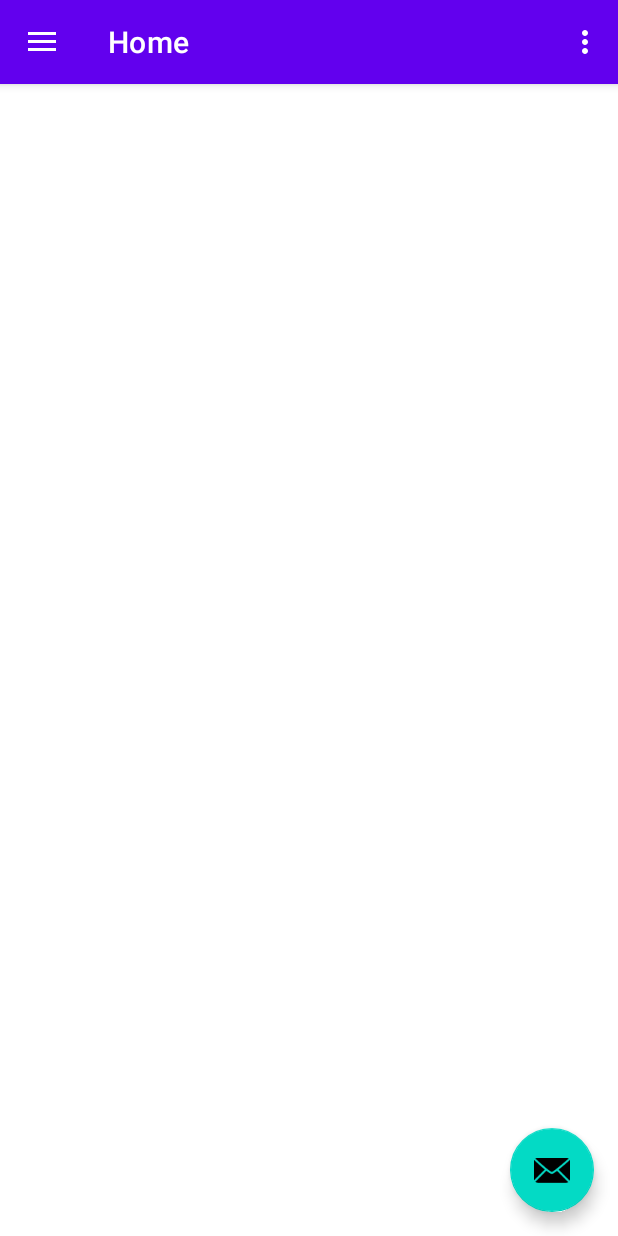
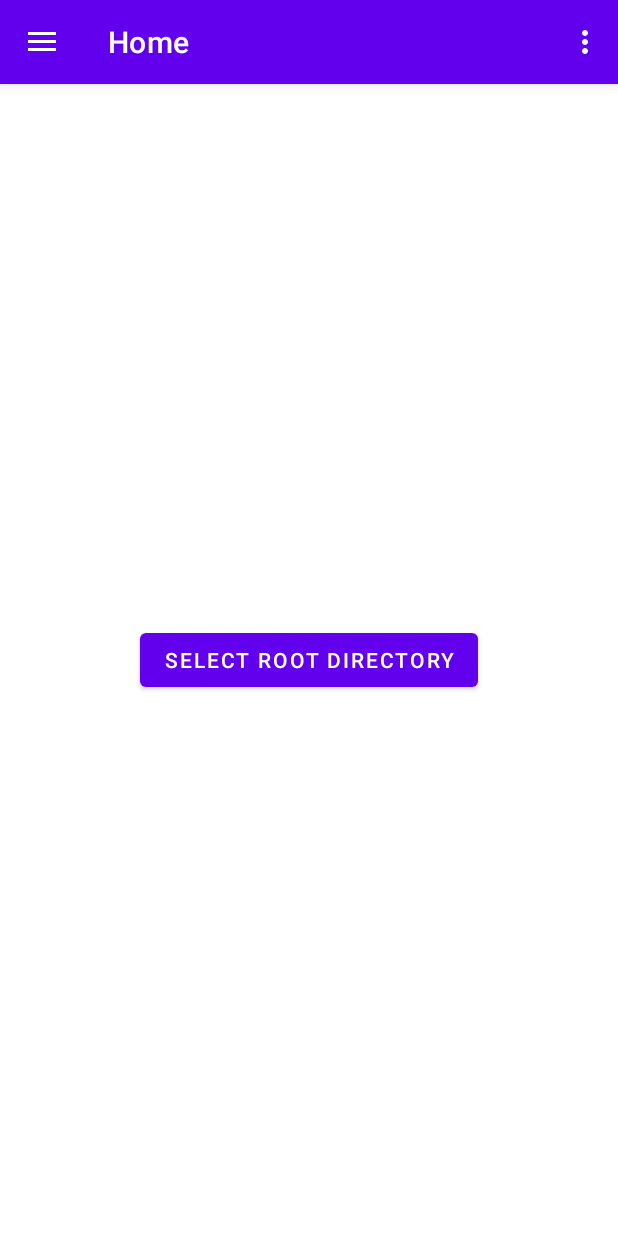
Before and after one commit to lastou/Tools-Container-for-Android, an Android app: the screen it shows after launch (MainActivity), on a phone screen of 412 x 824 dp. Run offline under Robolectric (Android 15) with nearby library versions, the phone set to English and light mode, and no system bars; our stand-ins replace navigation-ui; 1 statement that could not run was skipped.

Commit message:
implement basic functions

```diff
--- a/app/build.gradle.kts
+++ b/app/build.gradle.kts
@@ -48,6 +48,7 @@ dependencies {
     implementation(libs.androidx.lifecycle.viewmodel.ktx)
     implementation(libs.androidx.navigation.fragment.ktx)
     implementation(libs.androidx.navigation.ui.ktx)
+    implementation(libs.androidx.cardview)
     testImplementation(libs.junit)
     androidTestImplementation(libs.androidx.junit)
     androidTestImplementation(libs.androidx.espresso.core)
--- a/app/src/main/java/com/diana/tools/MainActivity.kt
+++ b/app/src/main/java/com/diana/tools/MainActivity.kt
@@ -11,6 +11,7 @@ import androidx.appcompat.app.AppCompatActivity
 import androidx.core.content.edit
 import androidx.core.net.toUri
 import androidx.drawerlayout.widget.DrawerLayout
+import androidx.lifecycle.ViewModelProvider
 import androidx.navigation.NavArgument
 import androidx.navigation.NavType
 import androidx.navigation.findNavController
@@ -21,8 +22,8 @@ import androidx.navigation.ui.setupActionBarWithNavController
 import androidx.navigation.ui.setupWithNavController
 import com.diana.tools.databinding.ActivityMainBinding
 import com.diana.tools.ui.WebpageViewerFragment
+import com.diana.tools.ui.home.HomeViewModel
 import com.google.android.material.navigation.NavigationView
-import com.google.android.material.snackbar.Snackbar
 
 class MainActivity : AppCompatActivity() {
 
@@ -30,6 +31,8 @@ class MainActivity : AppCompatActivity() {
     private lateinit var binding: ActivityMainBinding
     private var rootDirUri: Uri? = null
     private val toolDirList = mutableListOf<String>()
+    private val idList = mutableListOf<Int>()
+
 
     private val pickRootDirectoryLauncher = registerForActivityResult<Uri?, Uri?>(
         ActivityResultContracts.OpenDocumentTree() // 系统提供的“选择目录”契约
@@ -64,14 +67,13 @@ class MainActivity : AppCompatActivity() {
 
         setSupportActionBar(binding.appBarMain.toolbar)
 
-        binding.appBarMain.fab.setOnClickListener { view ->
-            Snackbar.make(view, "Replace with your own action", Snackbar.LENGTH_LONG)
-                .setAction("Action", null)
-                .setAnchorView(R.id.fab).show()
-        }
+
 
         scanDirs()
         updateTools()
+
+        val homeViewModel = ViewModelProvider(this).get(HomeViewModel::class.java)
+        homeViewModel.setData(toolDirList, idList)
     }
 
     override fun onCreateOptionsMenu(menu: Menu): Boolean {
@@ -145,15 +147,14 @@ class MainActivity : AppCompatActivity() {
         val navController = findNavController(R.id.nav_host_fragment_content_main)
         val navGraph = navController.graph
 
-        val menuIdList = mutableListOf<Int>()
         repeat(toolDirList.size) {
-            menuIdList.add(View.generateViewId())
+            idList.add(View.generateViewId())
         }
 
         toolDirList.forEachIndexed { index, dirName ->
             navView.menu.add(
                 R.id.menu_tool,
-                menuIdList[index],
+                idList[index],
                 Menu.NONE,
                 dirName
             ).apply {
@@ -164,20 +165,13 @@ class MainActivity : AppCompatActivity() {
                 navController.navigatorProvider
             ).apply {
                 setClassName(WebpageViewerFragment::class.java.name)
-                id = menuIdList[index]
+                id = idList[index]
                 label = dirName
 
                 val webUrl = DocumentsContract.buildDocumentUriUsingTree(
                     rootDirUri,
                     DocumentsContract.getTreeDocumentId(rootDirUri) + "/$dirName/index.html"
                 ).toString()
-
-//                addArgument(
-//                    "web_url", NavArgument.Builder()
-//                        .setDefaultValue(webUrl)
-//                        .setType(NavType.StringType)
-//                        .build()
-//                )
 
                 addArgument(
                     "root_uri", NavArgument.Builder()
@@ -197,7 +191,7 @@ class MainActivity : AppCompatActivity() {
 
 
         appBarConfiguration = AppBarConfiguration(
-            setOf(R.id.nav_home, R.id.nav_gallery, R.id.nav_slideshow) + menuIdList.toSet(),
+            setOf(R.id.nav_home, R.id.nav_gallery, R.id.nav_slideshow) + idList.toSet(),
             drawerLayout
         )
         setupActionBarWithNavController(navController, appBarConfiguration)
--- a/app/src/main/java/com/diana/tools/ui/home/HomeFragment.kt
+++ b/app/src/main/java/com/diana/tools/ui/home/HomeFragment.kt
@@ -1,13 +1,17 @@
 package com.diana.tools.ui.home
 
-import android.content.Context.MODE_PRIVATE
 import android.os.Bundle
 import android.view.LayoutInflater
 import android.view.View
 import android.view.ViewGroup
+import android.widget.Button
 import android.widget.TextView
 import androidx.fragment.app.Fragment
+import androidx.lifecycle.Observer
 import androidx.lifecycle.ViewModelProvider
+import androidx.recyclerview.widget.LinearLayoutManager
+import androidx.recyclerview.widget.RecyclerView
+import com.diana.tools.R
 import com.diana.tools.databinding.FragmentHomeBinding
 
 class HomeFragment : Fragment() {
@@ -24,19 +28,28 @@ class HomeFragment : Fragment() {
         savedInstanceState: Bundle?
     ): View {
         val homeViewModel =
-            ViewModelProvider(this).get(HomeViewModel::class.java)
+            ViewModelProvider(requireActivity()).get(HomeViewModel::class.java)
 
         _binding = FragmentHomeBinding.inflate(inflater, container, false)
         val root: View = binding.root
 
-        val textView: TextView = binding.textHome
-        homeViewModel.text.observe(viewLifecycleOwner) {
-            textView.text = it
+        val selectRootDirButton: Button = binding.selectRootDirButton
+        selectRootDirButton.setOnClickListener {
+
         }
 
-        val rootDir = requireContext().getSharedPreferences("app_prefs", MODE_PRIVATE)
-            .getString("root_dir", null)
-        homeViewModel.updateData(rootDir)
+        val recyclerView = binding.recyclerView
+        recyclerView.layoutManager = LinearLayoutManager(context)
+        val toolListAdapter = ToolListAdapter(mutableListOf())
+        recyclerView.adapter = toolListAdapter
+
+        // --- 关键：观察 LiveData 的变化 ---
+        homeViewModel.toolDirList.observe(viewLifecycleOwner, Observer { newData ->
+            newData?.let {
+                toolListAdapter.updateData(it) // 假设 Adapter 有 updateData 方法
+            }
+        })
+
 
         return root
     }
@@ -46,3 +59,39 @@ class HomeFragment : Fragment() {
         _binding = null
     }
 }
+
+
+// 你的 Adapter 需要一个更新数据的方法
+class ToolListAdapter(private val itemList: MutableList<String>) :
+    RecyclerView.Adapter<ToolListAdapter.ViewHolder>() {
+    class ViewHolder(itemView: View) : RecyclerView.ViewHolder(itemView) {
+        val textView: TextView = itemView.findViewById(R.id.text_view_item)
+    }
+
+    override fun onCreateViewHolder(parent: ViewGroup, viewType: Int): ViewHolder {
+        // 加载 item 布局
+        val view = LayoutInflater.from(parent.context)
+            .inflate(R.layout.home_recycler_item, parent, false)
+        // 返回一个新的 ViewHolder
+        return ViewHolder(view)
+    }
+
+    override fun onBindViewHolder(holder: ViewHolder, position: Int) {
+        // 获取当前位置的数据
+        val currentText = itemList[position]
+        // 将数据设置到 ViewHolder 的控件上
+        holder.textView.text = currentText
+    }
+
+    override fun getItemCount() = itemList.size
+
+    fun updateData(newItems: List<String>) {
+        // 清空旧数据
+        itemList.clear()
+        // 添加新数据
+        itemList.addAll(newItems)
+        // 通知 RecyclerView 数据集已改变，需要刷新整个列表
+        notifyDataSetChanged()
+    }
+
+}
--- a/app/src/main/java/com/diana/tools/ui/home/HomeViewModel.kt
+++ b/app/src/main/java/com/diana/tools/ui/home/HomeViewModel.kt
@@ -1,17 +1,17 @@
 package com.diana.tools.ui.home
 
-import androidx.lifecycle.LiveData
 import androidx.lifecycle.MutableLiveData
 import androidx.lifecycle.ViewModel
 
 class HomeViewModel : ViewModel() {
+    private val _toolDirList = MutableLiveData<List<String>>()
+    private val _idList = MutableLiveData<List<Int>>()
 
-    private val _text = MutableLiveData<String>().apply {
-        value = "This is home Fragment"
-    }
-    val text: LiveData<String> = _text
+    val toolDirList: MutableLiveData<List<String>> = _toolDirList
+    val idList: MutableLiveData<List<Int>> = _idList
 
-    fun updateData(newValue: String?) {
-        _text.value = newValue
+    fun setData(toolDirList: List<String>, idList: List<Int>) {
+        _toolDirList.value = toolDirList
+        _idList.value = idList
     }
 }
--- a/app/src/main/res/layout/app_bar_main.xml
+++ b/app/src/main/res/layout/app_bar_main.xml
@@ -22,13 +22,5 @@
 
     <include layout="@layout/content_main" />
 
-    <com.google.android.material.floatingactionbutton.FloatingActionButton
-        android:id="@+id/fab"
-        android:layout_width="wrap_content"
-        android:layout_height="wrap_content"
-        android:layout_gravity="bottom|end"
-        android:layout_marginEnd="@dimen/fab_margin"
-        android:layout_marginBottom="16dp"
-        app:srcCompat="@android:drawable/ic_dialog_email" />
 
 </androidx.coordinatorlayout.widget.CoordinatorLayout>
--- a/app/src/main/res/layout/fragment_home.xml
+++ b/app/src/main/res/layout/fragment_home.xml
@@ -6,17 +6,38 @@
     android:layout_height="match_parent"
     tools:context=".ui.home.HomeFragment">
 
-    <TextView
-        android:id="@+id/text_home"
-        android:layout_width="match_parent"
+    <Button
+        android:id="@+id/select_root_dir_button"
+        android:layout_width="wrap_content"
         android:layout_height="wrap_content"
-        android:layout_marginStart="8dp"
-        android:layout_marginTop="8dp"
-        android:layout_marginEnd="8dp"
-        android:textAlignment="center"
-        android:textSize="20sp"
+        android:text="@string/select_root_dir"
         app:layout_constraintBottom_toBottomOf="parent"
         app:layout_constraintEnd_toEndOf="parent"
         app:layout_constraintStart_toStartOf="parent"
-        app:layout_constraintTop_toTopOf="parent" />
+        app:layout_constraintTop_toTopOf="parent"
+        android:visibility="visible" />
+
+    <androidx.cardview.widget.CardView
+        android:id="@+id/recycler_card"
+        android:layout_width="0dp"
+        android:layout_height="0dp"
+        android:layout_marginHorizontal="8dp"
+        app:cardElevation="4dp"
+        app:cardCornerRadius="8dp"
+        app:cardUseCompatPadding="true"
+        app:layout_constraintBottom_toBottomOf="parent"
+        app:layout_constraintEnd_toEndOf="parent"
+        app:layout_constraintHeight_percent="0.6"
+        app:layout_constraintStart_toStartOf="parent"
+        app:layout_constraintTop_toTopOf="parent"
+        android:visibility="gone">
+
+        <androidx.recyclerview.widget.RecyclerView
+            android:id="@+id/recycler_view"
+            android:scrollbars="vertical"
+            android:layout_width="match_parent"
+            android:layout_height="match_parent" />
+
+    </androidx.cardview.widget.CardView>
+
 </androidx.constraintlayout.widget.ConstraintLayout>
--- a/app/src/main/res/values/strings.xml
+++ b/app/src/main/res/values/strings.xml
@@ -12,4 +12,5 @@
     <string name="menu_slideshow">Slideshow</string>
     <!-- TODO: Remove or change this placeholder text -->
     <string name="hello_blank_fragment">Hello blank fragment</string>
+    <string name="select_root_dir">select root directory</string>
 </resources>
--- a/gradle/libs.versions.toml
+++ b/gradle/libs.versions.toml
@@ -12,6 +12,7 @@ lifecycleLivedataKtx = "2.6.1"
 lifecycleViewmodelKtx = "2.6.1"
 navigationFragmentKtx = "2.6.0"
 navigationUiKtx = "2.6.0"
+cardview = "1.0.0"
 
 [libraries]
 androidx-core-ktx = { group = "androidx.core", name = "core-ktx", version.ref = "coreKtx" }
@@ -25,6 +26,7 @@ androidx-lifecycle-livedata-ktx = { group = "androidx.lifecycle", name = "lifecy
 androidx-lifecycle-viewmodel-ktx = { group = "androidx.lifecycle", name = "lifecycle-viewmodel-ktx", version.ref = "lifecycleViewmodelKtx" }
 androidx-navigation-fragment-ktx = { group = "androidx.navigation", name = "navigation-fragment-ktx", version.ref = "navigationFragmentKtx" }
 androidx-navigation-ui-ktx = { group = "androidx.navigation", name = "navigation-ui-ktx", version.ref = "navigationUiKtx" }
+androidx-cardview = { group = "androidx.cardview", name = "cardview", version.ref = "cardview" }
 
 [plugins]
 android-application = { id = "com.android.application", version.ref = "agp" }
```
Also changed, not shown: app/src/main/java/com/diana/tools/ui/WebpageViewerFragment.kt (+1 -18 lines), app/src/main/res/layout/home_recycler_item.xml (added, +13 -0 lines).
